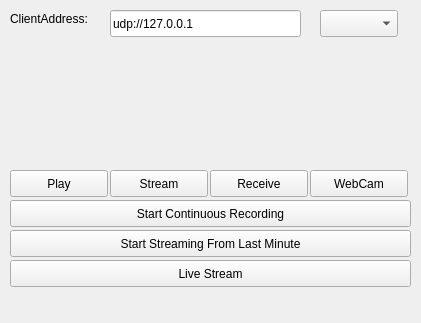
First picture: the form in mainwindow.ui, repository lasitha1991/VLC-Security-IP-Solution, before the edit.
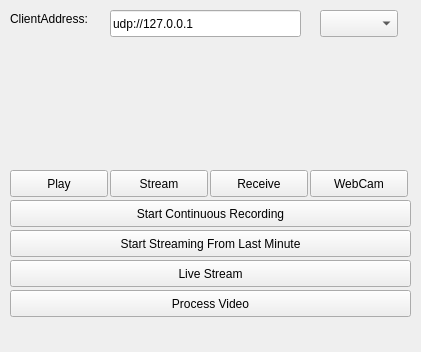
Second picture: the form after the edit.

Patch:
```diff
--- a/mainwindow.ui
+++ b/mainwindow.ui
@@ -7,7 +7,7 @@
     <x>0</x>
     <y>0</y>
     <width>421</width>
-    <height>323</height>
+    <height>352</height>
    </rect>
   </property>
   <property name="windowTitle">
@@ -151,6 +151,19 @@
      </rect>
     </property>
    </widget>
+   <widget class="QPushButton" name="BtnProcessVid">
+    <property name="geometry">
+     <rect>
+      <x>10</x>
+      <y>290</y>
+      <width>401</width>
+      <height>27</height>
+     </rect>
+    </property>
+    <property name="text">
+     <string>Process Video</string>
+    </property>
+   </widget>
   </widget>
   <widget class="QMenuBar" name="menuBar">
    <property name="geometry">
```
